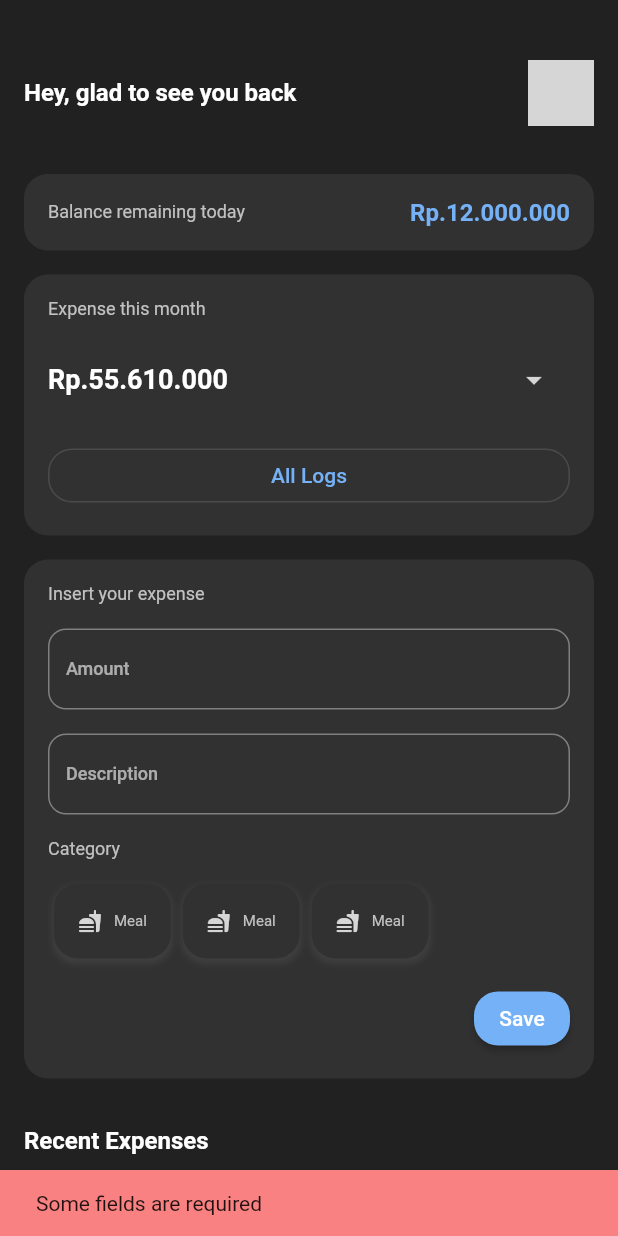
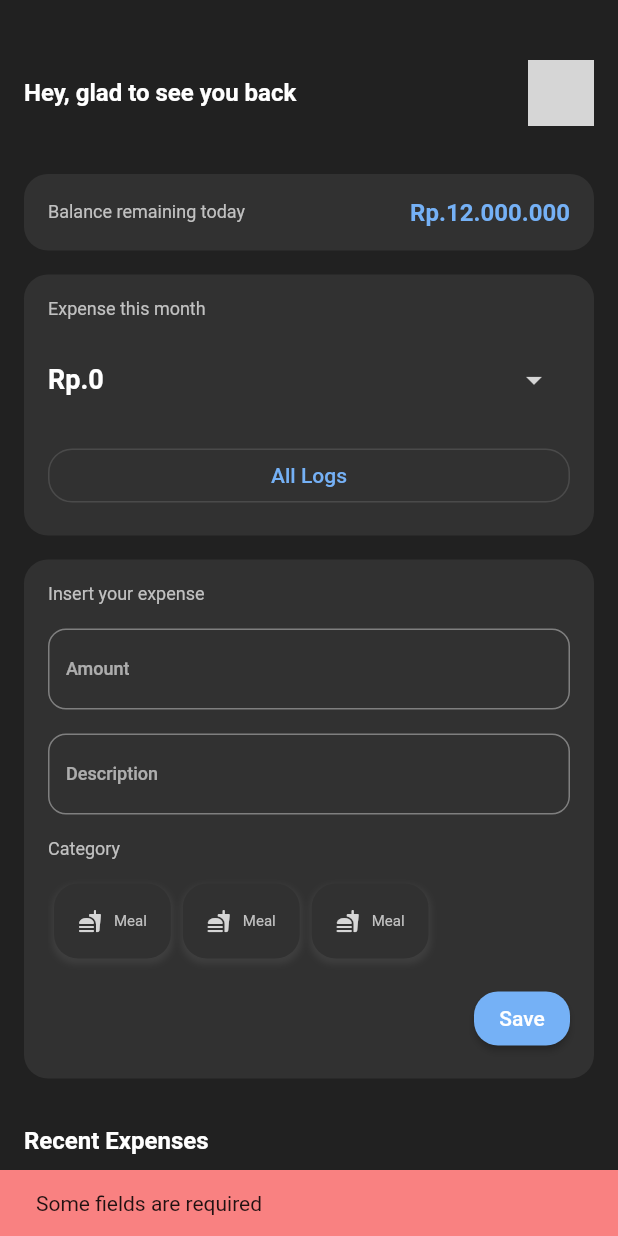
Before and after one commit to fikrihkll/flutter_expense-analytic, a Flutter app: the screen it shows after launch, after a tap on "Save", on a phone screen of 412 x 824 dp. Run offline on Flutter 3.47's test engine with Material 2 defaults, Android fonts, the phone set to English and light mode, and no system bars; our stand-ins replace bloc, dartz, equatable, flutter_bloc, get_it, shimmer and 1 more; accounts and stored records are empty; network calls fail; Roboto replaces fonts that are missing (OpenSans); grey boxes are pictures that could not be loaded.

Commit message:
setup expense month nominal

```diff
--- a/lib/features/data/datasources/localdatasource/database_handler.dart
+++ b/lib/features/data/datasources/localdatasource/database_handler.dart
@@ -1,4 +1,5 @@
 import 'package:expense_app/features/data/models/log_model.dart';
+import 'package:flutter/cupertino.dart';
 import 'package:sqflite/sqflite.dart';
 import 'package:path/path.dart';
 
@@ -56,6 +57,7 @@ class DatabaseHandler{
     int result = 0;
     final Database db = await _getDatabase();
 
+    data['id'] = null;
     // Insert TodoModel to database which model that has been converted to map
     result = await db.insert(_tableLog, data);
     return result;
@@ -69,6 +71,17 @@ class DatabaseHandler{
     return queryResult.map((e) => LogModel.fromMap(e)).toList();
   }
 
+  Future<int> getExpenseInMonth(int month, int year) async {
+    final Database db = await _getDatabase();
+    final List<Map<String, dynamic>> queryResult = await db.rawQuery('SELECT SUM(nominal) as nominal FROM $_tableLog WHERE month = $month AND year = $year');
+    String log='';
+    queryResult.forEach((element) {
+      log+=element.toString();
+    });
+    // Convert from map to model then will be converted to list
+    return queryResult[0]['nominal'];
+  }
+
   Future<void> deleteLog(int id) async {
     final db = await _getDatabase();
     await db.delete(
--- a/lib/features/data/datasources/localdatasource/localdatasource.dart
+++ b/lib/features/data/datasources/localdatasource/localdatasource.dart
@@ -50,7 +50,8 @@ class LocalDataSourceImpl extends LocalDataSource{
 
   @override
   Future<int> getMonthExpense(int month, int year) async {
-    throw Exception('');
+    var result = await databaseHandler.getExpenseInMonth(month, year);
+    return result;
   }
 
   @override
--- /dev/null
+++ b/lib/features/domain/usecases/get_expense_in_month_usecase.dart
@@ -0,0 +1,30 @@
+import 'package:dartz/dartz.dart';
+import 'package:expense_app/core/error/failure.dart';
+import 'package:expense_app/core/usecase/usecase.dart';
+import 'package:expense_app/features/domain/repositories/expense_repository.dart';
+
+class GetExpenseInMonthUseCase extends UseCase<int, GetExpenseInMonthUseCaseParams>{
+
+  final ExpenseRepository repo;
+
+  GetExpenseInMonthUseCase({required this.repo});
+
+  @override
+  Future<Either<Failure, int>> call(GetExpenseInMonthUseCaseParams params) async {
+    return await repo.getExpenseInMonth(params.month, params.year);
+  }
+
+}
+
+class GetExpenseInMonthUseCaseParams {
+
+  final int month;
+  final int year;
+
+  GetExpenseInMonthUseCaseParams({
+    required this.month,
+    required this.year
+  });
+
+
+}
--- a/lib/features/injection_container.dart
+++ b/lib/features/injection_container.dart
@@ -2,8 +2,10 @@ import 'package:expense_app/features/data/datasources/localdatasource/database_h
 import 'package:expense_app/features/data/datasources/localdatasource/localdatasource.dart';
 import 'package:expense_app/features/data/repositories/expense_repository_impl.dart';
 import 'package:expense_app/features/domain/repositories/expense_repository.dart';
+import 'package:expense_app/features/domain/usecases/get_expense_in_month_usecase.dart';
 import 'package:expense_app/features/domain/usecases/get_recent_logs_usecase.dart';
 import 'package:expense_app/features/domain/usecases/insert_log_usecase.dart';
+import 'package:expense_app/features/presentation/pages/home/bloc/expense_month_bloc.dart';
 import 'package:expense_app/features/presentation/pages/home/bloc/insert_log_presenter.dart';
 import 'package:expense_app/features/presentation/pages/home/bloc/recent_logs_bloc.dart';
 import 'package:get_it/get_it.dart';
@@ -18,10 +20,14 @@ Future<void> init() async {
   sl.registerFactory(
         () => InsertLogPresenter(insertLogUseCase:  sl()),
   );
+  sl.registerFactory(
+        () => ExpenseMonthBloc(getExpenseInMonthUseCase: sl()),
+  );
 
   // Usecase
   sl.registerFactory(() => GetRecentLogsUseCase(repo: sl()));
   sl.registerFactory(() => InsertLogUseCase(repo: sl()));
+  sl.registerFactory(() => GetExpenseInMonthUseCase(repo: sl()));
 
   // Repo
   sl.registerLazySingleton<ExpenseRepository>(
--- /dev/null
+++ b/lib/features/presentation/pages/home/bloc/expense_month_bloc.dart
@@ -0,0 +1,25 @@
+import 'dart:async';
+
+import 'package:bloc/bloc.dart';
+import 'package:expense_app/features/domain/usecases/get_expense_in_month_usecase.dart';
+import 'package:meta/meta.dart';
+
+part 'expense_month_event.dart';
+part 'expense_month_state.dart';
+
+class ExpenseMonthBloc extends Bloc<ExpenseMonthEvent, ExpenseMonthState> {
+
+  final GetExpenseInMonthUseCase getExpenseInMonthUseCase;
+
+  ExpenseMonthBloc({required this.getExpenseInMonthUseCase}) : super(ExpenseMonthInitial()) {
+    on<GetExpenseMonthEvent>((event, emit) async {
+      emit(ExpenseMonthLoading());
+
+      var result = await getExpenseInMonthUseCase.call(GetExpenseInMonthUseCaseParams(month: event.month, year: event.year));
+
+      emit(
+        result.fold((l) => ExpenseMonthError(''), (r) => ExpenseMonthLoaded(r))
+      );
+    });
+  }
+}
--- /dev/null
+++ b/lib/features/presentation/pages/home/bloc/expense_month_event.dart
@@ -0,0 +1,10 @@
+part of 'expense_month_bloc.dart';
+
+@immutable
+abstract class ExpenseMonthEvent {}
+
+class GetExpenseMonthEvent extends ExpenseMonthEvent {
+  final int month, year;
+
+  GetExpenseMonthEvent({required this.month, required this.year});
+}
--- /dev/null
+++ b/lib/features/presentation/pages/home/bloc/expense_month_state.dart
@@ -0,0 +1,23 @@
+part of 'expense_month_bloc.dart';
+
+@immutable
+abstract class ExpenseMonthState {}
+
+class ExpenseMonthInitial extends ExpenseMonthState {}
+
+class ExpenseMonthLoading extends ExpenseMonthState {}
+
+class ExpenseMonthLoaded extends ExpenseMonthState {
+
+  final int nominal;
+
+  ExpenseMonthLoaded(this.nominal);
+}
+
+class ExpenseMonthError extends ExpenseMonthState {
+
+  final String message;
+
+  ExpenseMonthError(this.message);
+
+}
--- a/lib/features/presentation/pages/home/home_page.dart
+++ b/lib/features/presentation/pages/home/home_page.dart
@@ -1,3 +1,5 @@
+import 'package:expense_app/core/util/money_util.dart';
+import 'package:expense_app/features/presentation/pages/home/bloc/expense_month_bloc.dart';
 import 'package:expense_app/features/presentation/pages/home/bloc/recent_logs_bloc.dart';
 import 'package:expense_app/features/presentation/pages/home/input_expense/input_expense_section.dart';
 import 'package:expense_app/features/presentation/sections/logs_list/logs_list_section.dart';
@@ -17,6 +19,7 @@ class _HomePageState extends State<HomePage> {
 
   // Bloc or Presenter
   late RecentLogsBloc _recentLogsBloc;
+  late ExpenseMonthBloc _expenseMonthBloc;
 
   late ThemeData _theme;
 
@@ -76,7 +79,15 @@ class _HomePageState extends State<HomePage> {
                 crossAxisAlignment: CrossAxisAlignment.center,
                 children: [
                   Expanded(
-                      child: Text('Rp.55.610.000', style: _theme.textTheme.headline3,)
+                      child: BlocBuilder<ExpenseMonthBloc, ExpenseMonthState>(
+                        builder: (context, state){
+                          if(state is ExpenseMonthLoaded){
+                            return Text('Rp.${MoneyUtil.getReadableMoney(state.nominal)}', style: _theme.textTheme.headline3,);
+                          }else{
+                            return Text('Rp.0', style: _theme.textTheme.headline3,);
+                          }
+                        },
+                      )
                   ),
                   IconButton(onPressed: (){
 
@@ -110,8 +121,10 @@ class _HomePageState extends State<HomePage> {
   void initState() {
     super.initState();
 
+    _expenseMonthBloc = BlocProvider.of<ExpenseMonthBloc>(context);
     _recentLogsBloc = BlocProvider.of<RecentLogsBloc>(context);
     _recentLogsBloc.add(GetRecentLogsEvent());
+    _expenseMonthBloc.add(GetExpenseMonthEvent(month: DateTime.now().month, year: DateTime.now().year));
   }
 
   @override
--- a/lib/features/presentation/pages/home/input_expense/input_expense_section.dart
+++ b/lib/features/presentation/pages/home/input_expense/input_expense_section.dart
@@ -4,6 +4,7 @@ import 'package:expense_app/core/util/theme_util.dart';
 import 'package:expense_app/features/domain/entities/expense_categroy.dart';
 import 'package:expense_app/features/domain/entities/log.dart';
 import 'package:expense_app/features/injection_container.dart';
+import 'package:expense_app/features/presentation/pages/home/bloc/expense_month_bloc.dart';
 import 'package:expense_app/features/presentation/pages/home/bloc/insert_log_presenter.dart';
 import 'package:expense_app/features/presentation/pages/home/bloc/recent_logs_bloc.dart';
 import 'package:expense_app/features/presentation/pages/home/input_expense/category_list_widget.dart';
@@ -25,6 +26,7 @@ class _InputExpenseSectionState extends State<InputExpenseSection> {
   // Bloc or Presenter
   late InsertLogPresenter _insertLogPresenter;
   late RecentLogsBloc _recentLogsBloc;
+  late ExpenseMonthBloc _expenseMonthBloc;
 
   bool _isSaveButtonEnabled = true;
   late ThemeData _theme;
@@ -123,8 +125,9 @@ class _InputExpenseSectionState extends State<InputExpenseSection> {
 
       // Insert data...
       await _insertLogPresenter.insertLogEvent(_buildData());
-      // Then update Recent Log List data...
+      // Then update Recent Log List data and others...
       _recentLogsBloc.add(GetRecentLogsEvent());
+      _expenseMonthBloc.add(GetExpenseMonthEvent(month: DateTime.now().month, year: DateTime.now().year));
 
       // Clear Edit Text
       _controllerNominal.text = '';
@@ -144,6 +147,7 @@ class _InputExpenseSectionState extends State<InputExpenseSection> {
 
     _insertLogPresenter = sl<InsertLogPresenter>();
     _recentLogsBloc = BlocProvider.of<RecentLogsBloc>(context);
+    _expenseMonthBloc = BlocProvider.of<ExpenseMonthBloc>(context);
   }
 
   @override
--- a/lib/features/presentation/routes/route.dart
+++ b/lib/features/presentation/routes/route.dart
@@ -2,6 +2,7 @@
 import 'package:expense_app/features/injection_container.dart';
 import 'package:expense_app/features/presentation/pages/all_logs/all_logs_page.dart';
 import 'package:expense_app/features/presentation/pages/date_selection/date_selection_bottomsheet.dart';
+import 'package:expense_app/features/presentation/pages/home/bloc/expense_month_bloc.dart';
 import 'package:expense_app/features/presentation/pages/home/bloc/recent_logs_bloc.dart';
 import 'package:expense_app/features/presentation/pages/home/home_page.dart';
 import 'package:flutter/material.dart';
@@ -19,6 +20,9 @@ Route<dynamic> controller(RouteSettings settings) {
               providers: [
                 BlocProvider<RecentLogsBloc>(
                     create: (context)=> sl<RecentLogsBloc>()
+                ),
+                BlocProvider<ExpenseMonthBloc>(
+                    create: (context)=> sl<ExpenseMonthBloc>()
                 )
               ],
               child: const HomePage()
```
